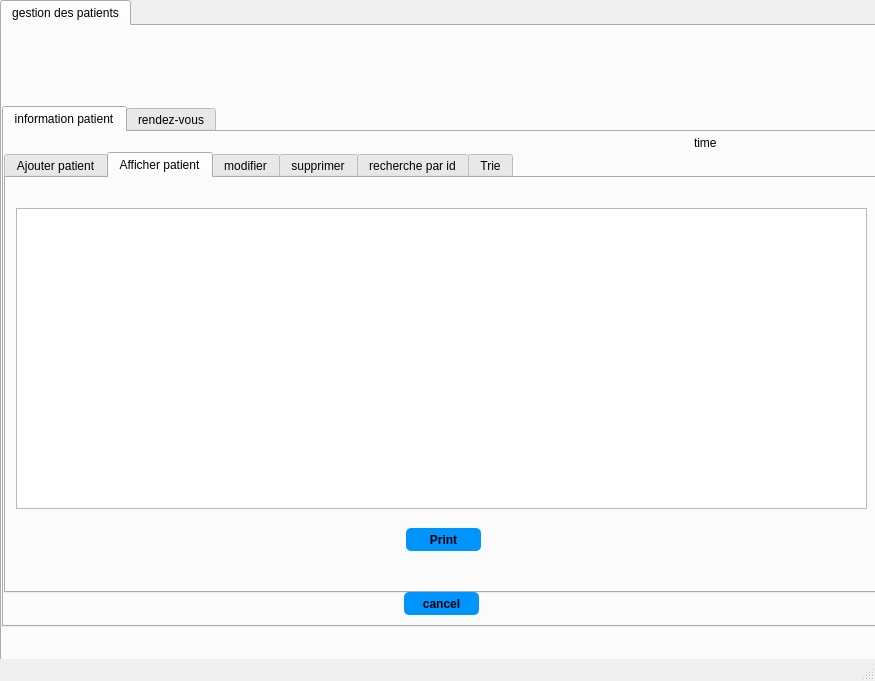
Above: Desktop/2A12/project c++/qt/E-Clinic/mainwindow.ui from zeineb-eya/E-Health_care_2A12 before the change. Below: the same form after it.
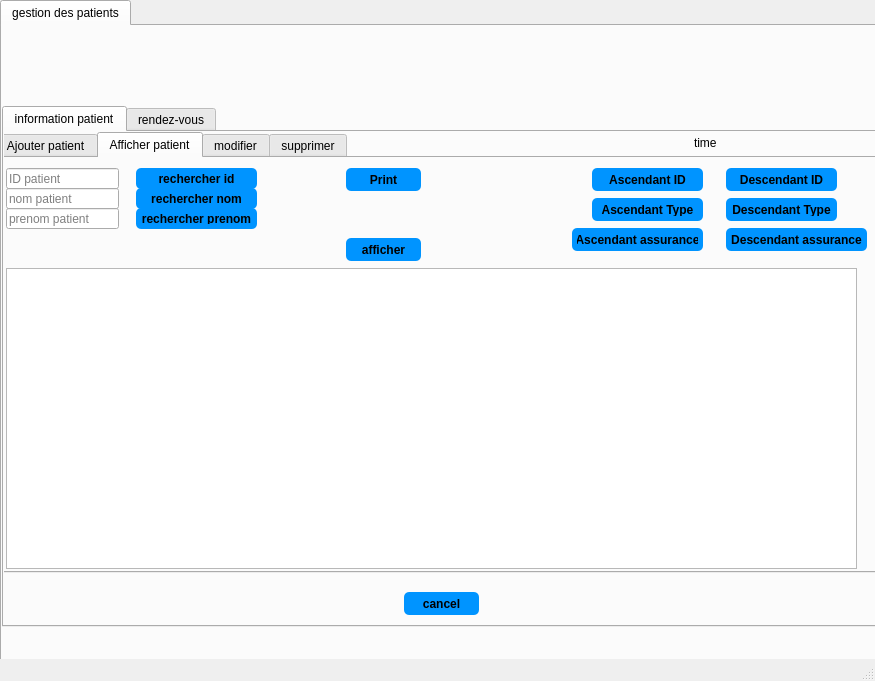
That is the form after the change. The open tabs and pages were chosen to show the change. Icons and pictures are not drawn.

The edit to the form file:
```diff
--- a/Desktop/2A12/project c++/qt/E-Clinic/mainwindow.ui
+++ b/Desktop/2A12/project c++/qt/E-Clinic/mainwindow.ui
@@ -65,8 +65,8 @@
        <widget class="QTabWidget" name="tabWidget_7">
         <property name="geometry">
          <rect>
-          <x>0</x>
-          <y>20</y>
+          <x>-10</x>
+          <y>0</y>
           <width>891</width>
           <height>441</height>
          </rect>
@@ -318,7 +318,7 @@
           <property name="geometry">
            <rect>
             <x>10</x>
-            <y>30</y>
+            <y>110</y>
             <width>851</width>
             <height>301</height>
            </rect>
@@ -327,8 +327,8 @@
          <widget class="QPushButton" name="pushButton_1">
           <property name="geometry">
            <rect>
-            <x>400</x>
-            <y>350</y>
+            <x>350</x>
+            <y>10</y>
             <width>75</width>
             <height>23</height>
            </rect>
@@ -349,6 +349,295 @@
            <string>Print</string>
           </property>
          </widget>
+         <widget class="QLineEdit" name="lineEdit_aff_idpatient">
+          <property name="geometry">
+           <rect>
+            <x>10</x>
+            <y>10</y>
+            <width>113</width>
+            <height>21</height>
+           </rect>
+          </property>
+          <property name="placeholderText">
+           <string>ID patient</string>
+          </property>
+         </widget>
+         <widget class="QPushButton" name="pb_aff_client">
+          <property name="geometry">
+           <rect>
+            <x>140</x>
+            <y>10</y>
+            <width>121</width>
+            <height>21</height>
+           </rect>
+          </property>
+          <property name="styleSheet">
+           <string notr="true">QPushButton {
+padding: 5px;
+border-radius: 5px;
+background-color:#0094ff;
+font-weight: bold;
+}
+QPushButton:hover
+{
+color :white;
+}</string>
+          </property>
+          <property name="text">
+           <string>rechercher id</string>
+          </property>
+         </widget>
+         <widget class="QPushButton" name="pb_asc_tri_2">
+          <property name="geometry">
+           <rect>
+            <x>596</x>
+            <y>10</y>
+            <width>111</width>
+            <height>23</height>
+           </rect>
+          </property>
+          <property name="styleSheet">
+           <string notr="true">QPushButton {
+padding: 5px;
+border-radius: 5px;
+background-color:#0094ff;
+font-weight: bold;
+}
+QPushButton:hover
+{
+color :white;
+}</string>
+          </property>
+          <property name="text">
+           <string>Ascendant ID</string>
+          </property>
+         </widget>
+         <widget class="QPushButton" name="pb_desc_tri_5">
+          <property name="geometry">
+           <rect>
+            <x>730</x>
+            <y>40</y>
+            <width>111</width>
+            <height>23</height>
+           </rect>
+          </property>
+          <property name="styleSheet">
+           <string notr="true">QPushButton {
+padding: 5px;
+border-radius: 5px;
+background-color:#0094ff;
+font-weight: bold;
+}
+QPushButton:hover
+{
+color :white;
+}</string>
+          </property>
+          <property name="text">
+           <string>Descendant Type</string>
+          </property>
+         </widget>
+         <widget class="QPushButton" name="pb_asc_tri_5">
+          <property name="geometry">
+           <rect>
+            <x>596</x>
+            <y>40</y>
+            <width>111</width>
+            <height>23</height>
+           </rect>
+          </property>
+          <property name="styleSheet">
+           <string notr="true">QPushButton {
+padding: 5px;
+border-radius: 5px;
+background-color:#0094ff;
+font-weight: bold;
+}
+QPushButton:hover
+{
+color :white;
+}</string>
+          </property>
+          <property name="text">
+           <string>Ascendant Type</string>
+          </property>
+         </widget>
+         <widget class="QPushButton" name="pb_desc_tri_2">
+          <property name="geometry">
+           <rect>
+            <x>730</x>
+            <y>10</y>
+            <width>111</width>
+            <height>23</height>
+           </rect>
+          </property>
+          <property name="styleSheet">
+           <string notr="true">QPushButton {
+padding: 5px;
+border-radius: 5px;
+background-color:#0094ff;
+font-weight: bold;
+}
+QPushButton:hover
+{
+color :white;
+}</string>
+          </property>
+          <property name="text">
+           <string>Descendant ID</string>
+          </property>
+         </widget>
+         <widget class="QPushButton" name="pb_desc_tri_6">
+          <property name="geometry">
+           <rect>
+            <x>730</x>
+            <y>70</y>
+            <width>141</width>
+            <height>23</height>
+           </rect>
+          </property>
+          <property name="styleSheet">
+           <string notr="true">QPushButton {
+padding: 5px;
+border-radius: 5px;
+background-color:#0094ff;
+font-weight: bold;
+}
+QPushButton:hover
+{
+color :white;
+}</string>
+          </property>
+          <property name="text">
+           <string>Descendant assurance</string>
+          </property>
+         </widget>
+         <widget class="QPushButton" name="pb_asc_tri_6">
+          <property name="geometry">
+           <rect>
+            <x>576</x>
+            <y>70</y>
+            <width>131</width>
+            <height>23</height>
+           </rect>
+          </property>
+          <property name="styleSheet">
+           <string notr="true">QPushButton {
+padding: 5px;
+border-radius: 5px;
+background-color:#0094ff;
+font-weight: bold;
+}
+QPushButton:hover
+{
+color :white;
+}</string>
+          </property>
+          <property name="text">
+           <string>Ascendant assurance</string>
+          </property>
+         </widget>
+         <widget class="QPushButton" name="pb_aff_client_2">
+          <property name="geometry">
+           <rect>
+            <x>140</x>
+            <y>30</y>
+            <width>121</width>
+            <height>21</height>
+           </rect>
+          </property>
+          <property name="styleSheet">
+           <string notr="true">QPushButton {
+padding: 5px;
+border-radius: 5px;
+background-color:#0094ff;
+font-weight: bold;
+}
+QPushButton:hover
+{
+color :white;
+}</string>
+          </property>
+          <property name="text">
+           <string>rechercher nom</string>
+          </property>
+         </widget>
+         <widget class="QLineEdit" name="lineEdit_aff_nompatient">
+          <property name="geometry">
+           <rect>
+            <x>10</x>
+            <y>30</y>
+            <width>113</width>
+            <height>21</height>
+           </rect>
+          </property>
+          <property name="placeholderText">
+           <string>nom patient</string>
+          </property>
+         </widget>
+         <widget class="QPushButton" name="pb_aff_client_3">
+          <property name="geometry">
+           <rect>
+            <x>140</x>
+            <y>50</y>
+            <width>121</width>
+            <height>21</height>
+           </rect>
+          </property>
+          <property name="styleSheet">
+           <string notr="true">QPushButton {
+padding: 5px;
+border-radius: 5px;
+background-color:#0094ff;
+font-weight: bold;
+}
+QPushButton:hover
+{
+color :white;
+}</string>
+          </property>
+          <property name="text">
+           <string>rechercher prenom</string>
+          </property>
+         </widget>
+         <widget class="QLineEdit" name="lineEdit_aff_prenompatient">
+          <property name="geometry">
+           <rect>
+            <x>10</x>
+            <y>50</y>
+            <width>113</width>
+            <height>21</height>
+           </rect>
+          </property>
+          <property name="placeholderText">
+           <string>prenom patient</string>
+          </property>
+         </widget>
+         <widget class="QPushButton" name="afficher">
+          <property name="geometry">
+           <rect>
+            <x>350</x>
+            <y>80</y>
+            <width>75</width>
+            <height>23</height>
+           </rect>
+          </property>
+          <property name="styleSheet">
+           <string notr="true">QPushButton {
+padding: 5px;
+border-radius: 5px;
+background-color:#0094ff;
+font-weight: bold;
+}
+QPushButton:hover
+{
+color :white;
+}</string>
+          </property>
+          <property name="text">
+           <string>afficher</string>
+          </property>
+         </widget>
         </widget>
         <widget class="QWidget" name="tab_9">
          <attribute name="title">
@@ -665,174 +954,6 @@
           </property>
          </widget>
         </widget>
-        <widget class="QWidget" name="tab_3">
-         <attribute name="title">
-          <string>recherche par id</string>
-         </attribute>
-         <widget class="QPushButton" name="pb_aff_client">
-          <property name="geometry">
-           <rect>
-            <x>440</x>
-            <y>50</y>
-            <width>111</width>
-            <height>21</height>
-           </rect>
-          </property>
-          <property name="styleSheet">
-           <string notr="true">QPushButton {
-padding: 5px;
-border-radius: 5px;
-background-color:#0094ff;
-font-weight: bold;
-}
-QPushButton:hover
-{
-color :white;
-}</string>
-          </property>
-          <property name="text">
-           <string>Afficher</string>
-          </property>
-         </widget>
-         <widget class="QLineEdit" name="lineEdit_aff_idpatient">
-          <property name="geometry">
-           <rect>
-            <x>160</x>
-            <y>50</y>
-            <width>113</width>
-            <height>21</height>
-           </rect>
-          </property>
-          <property name="placeholderText">
-           <string>ID patient</string>
-          </property>
-         </widget>
-         <widget class="QTableView" name="tab_aff_patient">
-          <property name="geometry">
-           <rect>
-            <x>10</x>
-            <y>100</y>
-            <width>841</width>
-            <height>291</height>
-           </rect>
-          </property>
-         </widget>
-        </widget>
-        <widget class="QWidget" name="tab_53">
-         <attribute name="title">
-          <string>Trie</string>
-         </attribute>
-         <widget class="QPushButton" name="pb_asc_tri_2">
-          <property name="geometry">
-           <rect>
-            <x>50</x>
-            <y>10</y>
-            <width>91</width>
-            <height>23</height>
-           </rect>
-          </property>
-          <property name="styleSheet">
-           <string notr="true">QPushButton {
-padding: 5px;
-border-radius: 5px;
-background-color:#0094ff;
-font-weight: bold;
-}
-QPushButton:hover
-{
-color :white;
-}</string>
-          </property>
-          <property name="text">
-           <string>Ascendant ID</string>
-          </property>
-         </widget>
-         <widget class="QPushButton" name="pb_desc_tri_2">
-          <property name="geometry">
-           <rect>
-            <x>164</x>
-            <y>10</y>
-            <width>91</width>
-            <height>23</height>
-           </rect>
-          </property>
-          <property name="styleSheet">
-           <string notr="true">QPushButton {
-padding: 5px;
-border-radius: 5px;
-background-color:#0094ff;
-font-weight: bold;
-}
-QPushButton:hover
-{
-color :white;
-}</string>
-          </property>
-          <property name="text">
-           <string>Descendant ID</string>
-          </property>
-         </widget>
-         <widget class="QTableView" name="tmppatient_tri">
-          <property name="geometry">
-           <rect>
-            <x>10</x>
-            <y>50</y>
-            <width>841</width>
-            <height>321</height>
-           </rect>
-          </property>
-         </widget>
-         <widget class="QPushButton" name="pb_asc_tri_5">
-          <property name="geometry">
-           <rect>
-            <x>570</x>
-            <y>10</y>
-            <width>111</width>
-            <height>23</height>
-           </rect>
-          </property>
-          <property name="styleSheet">
-           <string notr="true">QPushButton {
-padding: 5px;
-border-radius: 5px;
-background-color:#0094ff;
-font-weight: bold;
-}
-QPushButton:hover
-{
-color :white;
-}</string>
-          </property>
-          <property name="text">
-           <string>Ascendant Type</string>
-          </property>
-         </widget>
-         <widget class="QPushButton" name="pb_desc_tri_5">
-          <property name="geometry">
-           <rect>
-            <x>704</x>
-            <y>10</y>
-            <width>111</width>
-            <height>23</height>
-           </rect>
-          </property>
-          <property name="styleSheet">
-           <string notr="true">QPushButton {
-padding: 5px;
-border-radius: 5px;
-background-color:#0094ff;
-font-weight: bold;
-}
-QPushButton:hover
-{
-color :white;
-}</string>
-          </property>
-          <property name="text">
-           <string>Descendant Type</string>
-          </property>
-         </widget>
-        </widget>
        </widget>
        <widget class="QPushButton" name="cancelButton">
         <property name="geometry">
```
Left out of the diff: 519 changed lines with no effect on the pictures.
